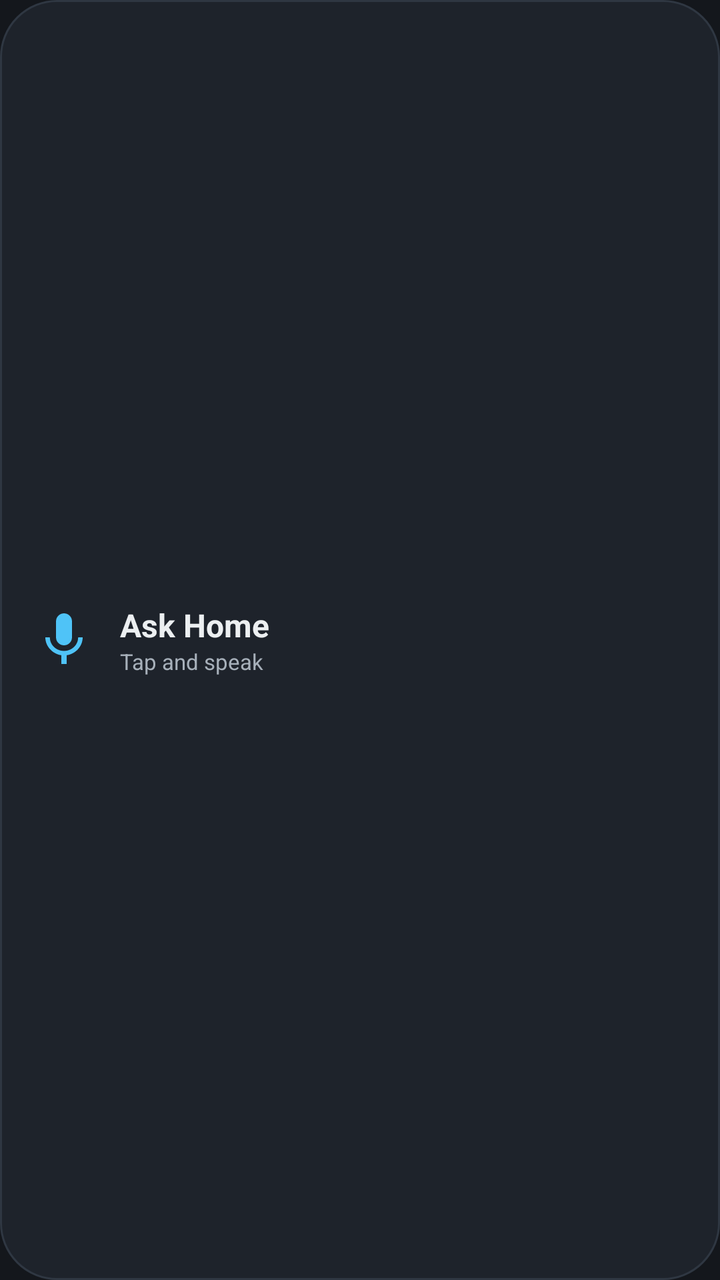
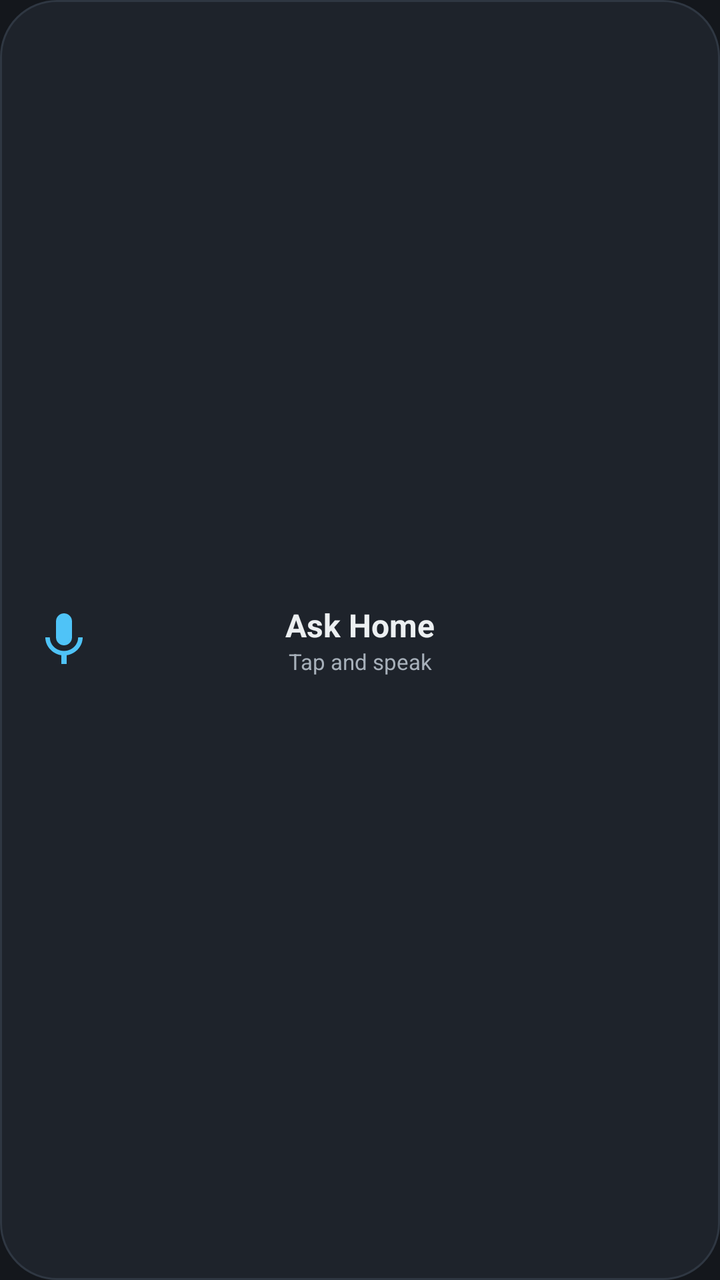

An Android layout rendered at two revisions. The XML below is the earlier revision; the diff shows what the commit changed to produce the second picture.
<!-- AndroidManifest.xml: application theme Theme.IbnEIlyas -->
<!-- res/layout/widget_mic.xml -->
<?xml version="1.0" encoding="utf-8"?>
<LinearLayout xmlns:android="http://schemas.android.com/apk/res/android"
    android:id="@+id/widget_root"
    android:layout_width="match_parent"
    android:layout_height="match_parent"
    android:background="@drawable/widget_bg"
    android:gravity="center_vertical"
    android:orientation="horizontal"
    android:paddingLeft="16dp"
    android:paddingRight="16dp">
    <ImageView
        android:layout_width="32dp"
        android:layout_height="32dp"
        android:contentDescription="Voice command"
        android:src="@drawable/ic_mic_widget" />
    <LinearLayout
        android:layout_width="0dp"
        android:layout_height="wrap_content"
        android:layout_marginLeft="12dp"
        android:layout_weight="1"
        android:orientation="vertical">
        <TextView
            android:layout_width="wrap_content"
            android:layout_height="wrap_content"
            android:text="Ask Home"
            android:textColor="#ECEFF1"
            android:textSize="16sp"
            android:textStyle="bold" />
        <TextView
            android:layout_width="wrap_content"
            android:layout_height="wrap_content"
            android:text="Tap and speak"
            android:textColor="#A7B0BA"
            android:textSize="11sp" />
    </LinearLayout>
</LinearLayout>
<!-- resources referenced by this layout -->
<resources>
  <!-- drawable ic_mic_widget (drawable) -->
  <vector xmlns:android="http://schemas.android.com/apk/res/android"
      android:width="40dp"
      android:height="40dp"
      android:viewportWidth="24"
      android:viewportHeight="24">
      <path
          android:fillColor="#4FC3F7"
          android:pathData="M12,14c1.66,0 3,-1.34 3,-3V5c0,-1.66 -1.34,-3 -3,-3S9,3.34 9,5v6c0,1.66 1.34,3 3,3zM17.3,11c0,3 -2.54,5.1 -5.3,5.1S6.7,14 6.7,11H5c0,3.41 2.72,6.23 6,6.72V21h2v-3.28c3.28,-0.48 6,-3.3 6,-6.72h-1.7z" />
  </vector>
  <!-- drawable widget_bg (drawable) -->
  <?xml version="1.0" encoding="utf-8"?>
  <shape xmlns:android="http://schemas.android.com/apk/res/android" android:shape="rectangle">
      <solid android:color="#1E232B" />
      <corners android:radius="28dp" />
      <stroke android:width="1dp" android:color="#2F3742" />
  </shape>
  <style name="Theme.IbnEIlyas" parent="android:Theme.Material.NoActionBar">
          <item name="android:windowBackground">#14171C</item>
          <item name="android:statusBarColor">#14171C</item>
          <item name="android:navigationBarColor">#14171C</item>
      </style>
</resources>

<!-- the commit's change to res/layout/widget_mic.xml (unified diff, before → after) -->
@@ -1,27 +1,26 @@
 <?xml version="1.0" encoding="utf-8"?>
-<LinearLayout xmlns:android="http://schemas.android.com/apk/res/android"
+<FrameLayout xmlns:android="http://schemas.android.com/apk/res/android"
     android:id="@+id/widget_root"
     android:layout_width="match_parent"
     android:layout_height="match_parent"
-    android:background="@drawable/widget_bg"
-    android:gravity="center_vertical"
-    android:orientation="horizontal"
-    android:paddingLeft="16dp"
-    android:paddingRight="16dp">
+    android:background="@drawable/widget_bg">
     <ImageView
         android:layout_width="32dp"
         android:layout_height="32dp"
+        android:layout_gravity="center_vertical|left"
+        android:layout_marginLeft="16dp"
         android:contentDescription="Voice command"
         android:src="@drawable/ic_mic_widget" />
     <LinearLayout
-        android:layout_width="0dp"
+        android:layout_width="wrap_content"
         android:layout_height="wrap_content"
-        android:layout_marginLeft="12dp"
-        android:layout_weight="1"
+        android:layout_gravity="center"
+        android:gravity="center_horizontal"
         android:orientation="vertical">
         <TextView
             android:layout_width="wrap_content"
             android:layout_height="wrap_content"
+            android:gravity="center"
             android:text="Ask Home"
             android:textColor="#ECEFF1"
             android:textSize="16sp"
@@ -29,8 +28,9 @@
         <TextView
             android:layout_width="wrap_content"
             android:layout_height="wrap_content"
+            android:gravity="center"
             android:text="Tap and speak"
             android:textColor="#A7B0BA"
             android:textSize="11sp" />
     </LinearLayout>
-</LinearLayout>
+</FrameLayout>
